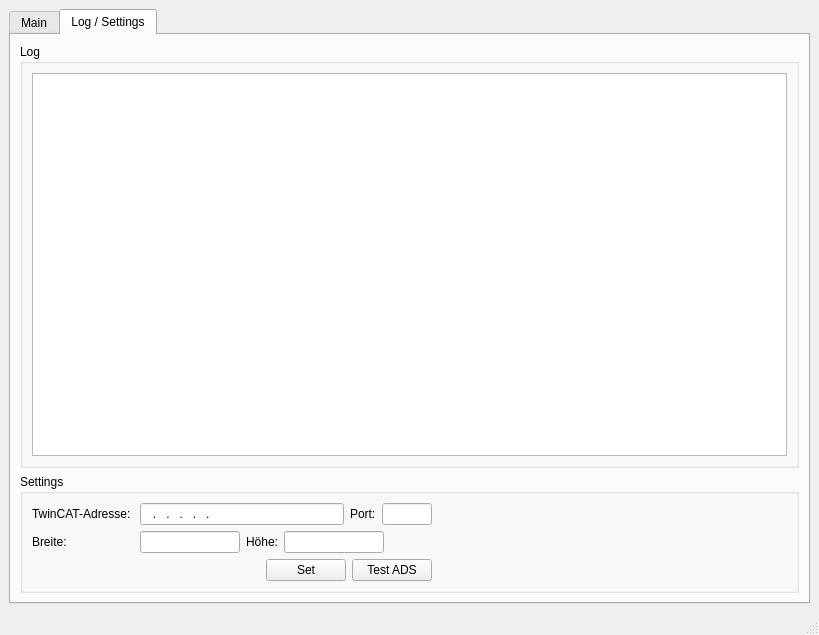
WolleTD/RackSorterPython, file main.ui: the form before one commit.
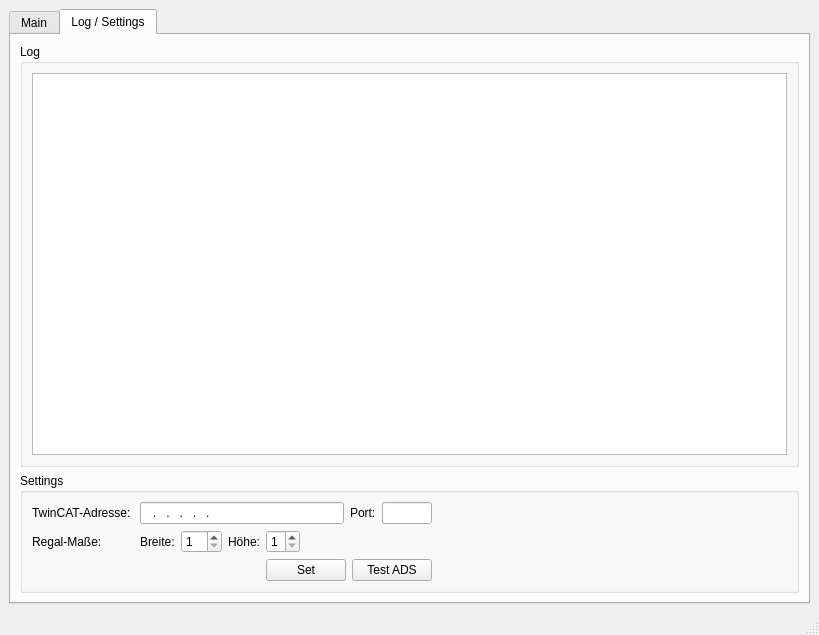
The form after the commit. The open tabs and pages were chosen to show the change.

What changed in the file:
```diff
--- a/main.ui
+++ b/main.ui
@@ -155,22 +155,26 @@
                 <item row="2" column="0">
                  <widget class="QLabel" name="label_21">
                   <property name="text">
-                   <string>Breite:</string>
+                   <string>Regal-Maße:</string>
                   </property>
                  </widget>
                 </item>
                 <item row="2" column="1">
                  <layout class="QHBoxLayout" name="horizontalLayout_3">
                   <item>
-                   <widget class="QLineEdit" name="leWidth">
-                    <property name="maximumSize">
-                     <size>
-                      <width>100</width>
-                      <height>16777215</height>
-                     </size>
+                   <widget class="QLabel" name="label_2">
+                    <property name="text">
+                     <string>Breite:</string>
                     </property>
-                    <property name="inputMask">
-                     <string>90</string>
+                   </widget>
+                  </item>
+                  <item>
+                   <widget class="QSpinBox" name="sbWidth">
+                    <property name="minimum">
+                     <number>1</number>
+                    </property>
+                    <property name="maximum">
+                     <number>10</number>
                     </property>
                    </widget>
                   </item>
@@ -182,15 +186,12 @@
                    </widget>
                   </item>
                   <item>
-                   <widget class="QLineEdit" name="leHeight">
-                    <property name="maximumSize">
-                     <size>
-                      <width>100</width>
-                      <height>16777215</height>
-                     </size>
+                   <widget class="QSpinBox" name="sbHeight">
+                    <property name="minimum">
+                     <number>1</number>
                     </property>
-                    <property name="inputMask">
-                     <string>90</string>
+                    <property name="maximum">
+                     <number>4</number>
                     </property>
                    </widget>
                   </item>
```
